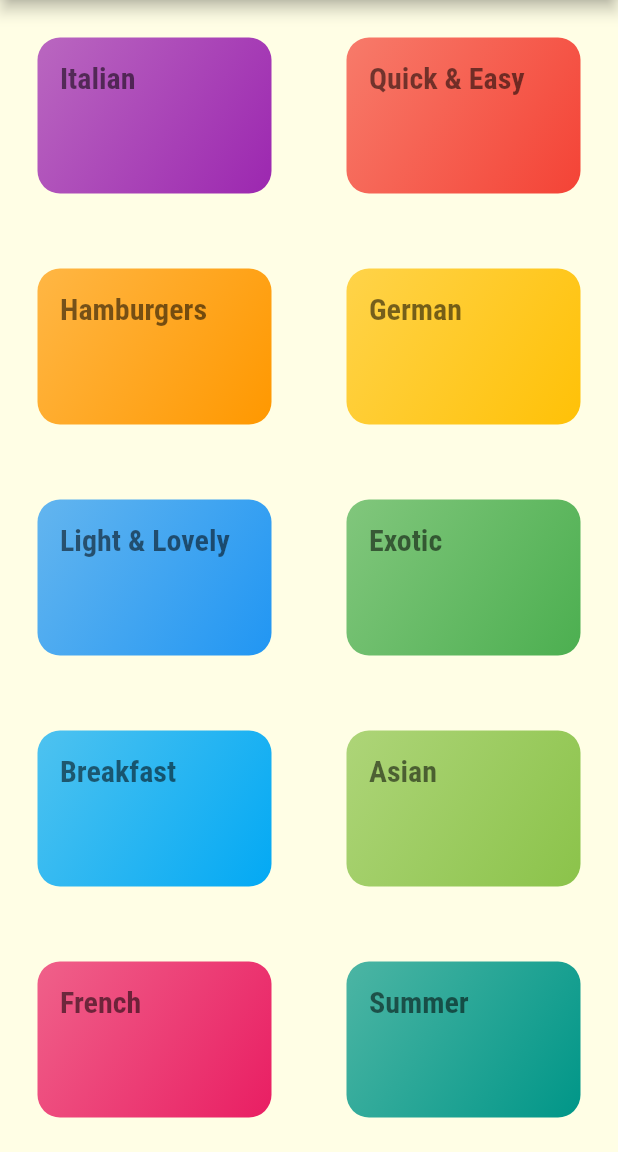
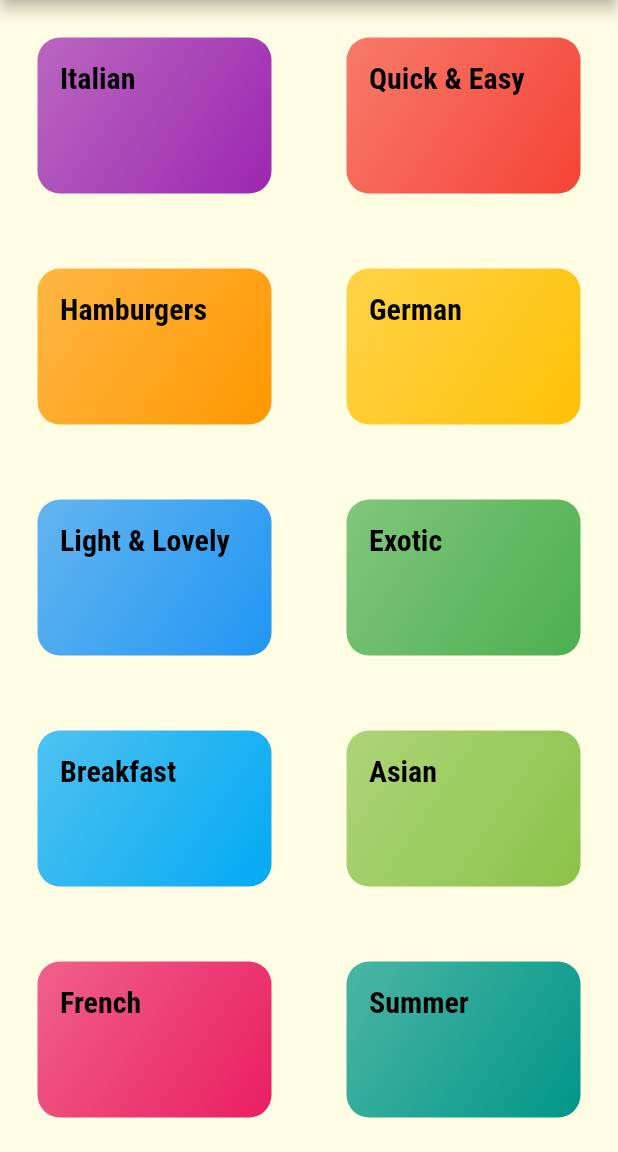
Before and after one commit to HaldunMatar/Flutter_DeliMeals, a Flutter app: the screen it shows after launch, on a phone screen of 412 x 824 dp, the part 84-1236 px from its top. Run offline on Flutter 3.47's test engine with Material 2 defaults, Android fonts, the phone set to English and light mode, and no system bars.

Commit message:
163 version

```diff
--- a/lib/categories_screen.dart
+++ b/lib/categories_screen.dart
@@ -15,6 +15,7 @@ class CategoriesScreen extends StatelessWidget {
         children: DUMMY_CATEGORIES
             .map(
               (catData) => CategoryItem(
+                catData.id,
                 catData.title,
                 catData.color,
               ),
--- a/lib/category_item.dart
+++ b/lib/category_item.dart
@@ -1,14 +1,28 @@
 import 'package:flutter/material.dart';
+import 'package:meals/Category_meals_screen.dart';
 
 class CategoryItem extends StatelessWidget {
+  final String id;
   final String title;
   final Color color;
 
-  CategoryItem(this.title, this.color);
+  CategoryItem(this.id, this.title, this.color);
+
+  void selectedCategory(BuildContext ctx) {
+    Navigator.of(ctx).push(MaterialPageRoute(builder: (_) {
+      return CategoryMealsScreen(this.id, this.title);
+    }));
+  }
 
   @override
   Widget build(BuildContext context) {
-    return Container(
+    return InkWell(
+      onTap: () {
+        selectedCategory(context);
+      },
+      splashColor: Theme.of(context).primaryColor,
+      borderRadius: BorderRadius.circular(15),
+      child: Container(
         padding: const EdgeInsets.all(15),
         child: Text(
           title,
@@ -25,6 +39,7 @@ class CategoryItem extends StatelessWidget {
           ),
           borderRadius: BorderRadius.circular(15),
         ),
+      ),
     );
   }
 }
--- a/lib/main.dart
+++ b/lib/main.dart
@@ -22,6 +22,7 @@ class MyApp extends StatelessWidget {
                   color: Color.fromRGBO(20, 51, 51, 1),
                 ),
                 headline1: TextStyle(
+                    color: Colors.black,
                     fontSize: 20,
                     fontFamily: 'RobotoCondensed',
                     fontWeight: FontWeight.bold),
```
Also changed, not shown: lib/Category_meals_screen.dart (added, +25 -0 lines). Lines whose indentation alone changed are shown as unchanged.
